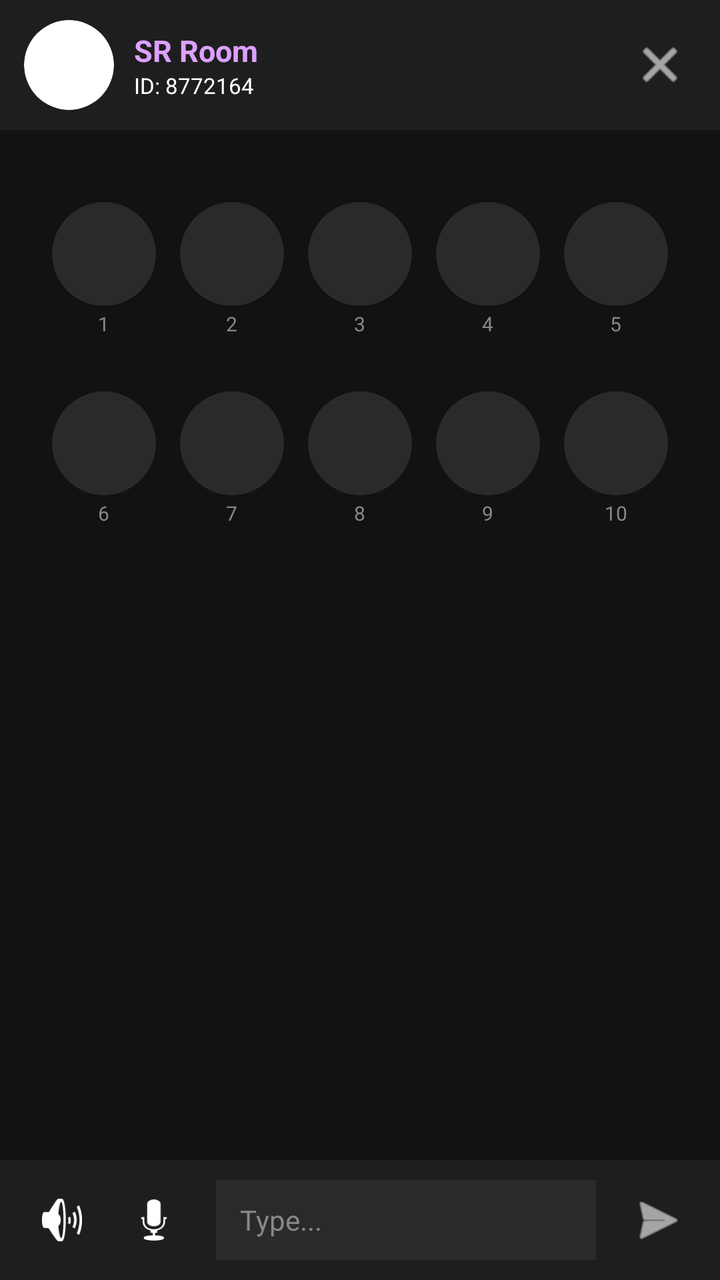
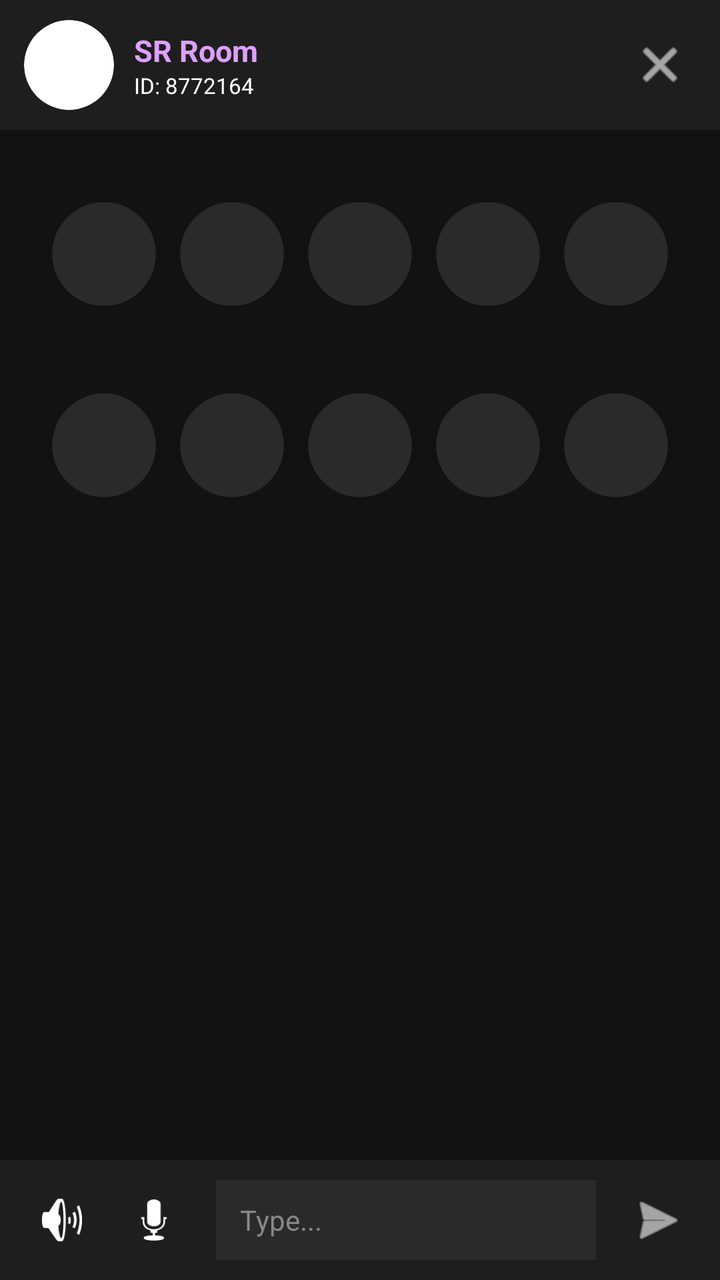

Two renders of the same Android screen: before a commit and after it. Below are the layout's source before the change and the commit's diff.
<!-- AndroidManifest.xml: application theme Theme.AppCompat.DayNight.NoActionBar -->
<!-- res/layout/activity_voice_room.xml -->
<?xml version="1.0" encoding="utf-8"?>
<RelativeLayout xmlns:android="http://schemas.android.com/apk/res/android"
    xmlns:app="http://schemas.android.com/apk/res-auto"
    android:layout_width="match_parent"
    android:layout_height="match_parent"
    android:background="#121212"
    android:id="@+id/rootLayout">

    
    <LinearLayout
        android:id="@+id/topBar"
        android:layout_width="match_parent"
        android:layout_height="65dp"
        android:orientation="horizontal"
        android:gravity="center_vertical"
        android:background="#1E1E1E"
        android:paddingHorizontal="12dp">

        <LinearLayout
            android:id="@+id/headerProfileLayout"
            android:layout_width="wrap_content"
            android:layout_height="wrap_content"
            android:orientation="horizontal"
            android:gravity="center_vertical"
            android:clickable="true"
            android:focusable="true">

            <androidx.cardview.widget.CardView
                android:layout_width="45dp"
                android:layout_height="45dp"
                app:cardCornerRadius="22.5dp"
                app:cardElevation="0dp">
                <ImageView android:id="@+id/ivRoomAvatar"
                    android:layout_width="match_parent"
                    android:layout_height="match_parent"
                    android:scaleType="centerCrop"
                    android:src="@android:drawable/sym_def_app_icon"/>
            </androidx.cardview.widget.CardView>

            <LinearLayout
                android:layout_width="wrap_content"
                android:layout_height="wrap_content"
                android:orientation="vertical"
                android:layout_marginStart="10dp">

                <TextView android:id="@+id/tvRoomName"
                    android:layout_width="wrap_content"
                    android:layout_height="wrap_content"
                    android:text="SR Room"
                    android:textColor="#DDA0FF"
                    android:textStyle="bold"
                    android:textSize="15sp"/>

                <TextView android:id="@+id/tvRoomIds"
                    android:layout_width="wrap_content"
                    android:layout_height="wrap_content"
                    android:text="ID: 8772164"
                    android:textColor="#FFFFFF"
                    android:textSize="11sp"/>
            </LinearLayout>
        </LinearLayout>

        <View
            android:layout_width="0dp"
            android:layout_height="0dp"
            android:layout_weight="1"/>

        <ImageView android:id="@+id/ivHomeSettings"
            android:layout_width="36dp"
            android:layout_height="36dp"
            android:src="@android:drawable/ic_menu_close_clear_cancel"
            android:tint="#FFFFFF"
            android:padding="4dp"/>
    </LinearLayout>

    
    <LinearLayout
        android:id="@+id/seatsContainer"
        android:layout_width="match_parent"
        android:layout_height="wrap_content"
        android:layout_below="@id/topBar"
        android:layout_marginTop="30dp"
        android:orientation="vertical"
        android:gravity="center">

        
        <LinearLayout android:layout_width="match_parent" android:layout_height="wrap_content" android:orientation="horizontal" android:gravity="center">
            
            <LinearLayout android:layout_width="wrap_content" android:layout_height="wrap_content" android:orientation="vertical" android:gravity="center" android:layout_margin="6dp">
                <androidx.cardview.widget.CardView android:layout_width="52dp" android:layout_height="52dp" app:cardCornerRadius="26dp" app:cardBackgroundColor="#2A2A2A" app:cardElevation="0dp">
                    <ImageView android:id="@+id/seat1" android:layout_width="match_parent" android:layout_height="match_parent" android:scaleType="centerCrop"/>
                </androidx.cardview.widget.CardView>
                <TextView android:layout_width="wrap_content" android:layout_height="wrap_content" android:text="1" android:textColor="#888888" android:textSize="10sp" android:layout_marginTop="2dp"/>
            </LinearLayout>

            <LinearLayout android:layout_width="wrap_content" android:layout_height="wrap_content" android:orientation="vertical" android:gravity="center" android:layout_margin="6dp">
                <androidx.cardview.widget.CardView android:layout_width="52dp" android:layout_height="52dp" app:cardCornerRadius="26dp" app:cardBackgroundColor="#2A2A2A" app:cardElevation="0dp">
                    <ImageView android:id="@+id/seat2" android:layout_width="match_parent" android:layout_height="match_parent" android:scaleType="centerCrop"/>
                </androidx.cardview.widget.CardView>
                <TextView android:layout_width="wrap_content" android:layout_height="wrap_content" android:text="2" android:textColor="#888888" android:textSize="10sp" android:layout_marginTop="2dp"/>
            </LinearLayout>

            <LinearLayout android:layout_width="wrap_content" android:layout_height="wrap_content" android:orientation="vertical" android:gravity="center" android:layout_margin="6dp">
                <androidx.cardview.widget.CardView android:layout_width="52dp" android:layout_height="52dp" app:cardCornerRadius="26dp" app:cardBackgroundColor="#2A2A2A" app:cardElevation="0dp">
                    <ImageView android:id="@+id/seat3" android:layout_width="match_parent" android:layout_height="match_parent" android:scaleType="centerCrop"/>
                </androidx.cardview.widget.CardView>
                <TextView android:layout_width="wrap_content" android:layout_height="wrap_content" android:text="3" android:textColor="#888888" android:textSize="10sp" android:layout_marginTop="2dp"/>
            </LinearLayout>

            <LinearLayout android:layout_width="wrap_content" android:layout_height="wrap_content" android:orientation="vertical" android:gravity="center" android:layout_margin="6dp">
                <androidx.cardview.widget.CardView android:layout_width="52dp" android:layout_height="52dp" app:cardCornerRadius="26dp" app:cardBackgroundColor="#2A2A2A" app:cardElevation="0dp">
                    <ImageView android:id="@+id/seat4" android:layout_width="match_parent" android:layout_height="match_parent" android:scaleType="centerCrop"/>
                </androidx.cardview.widget.CardView>
                <TextView android:layout_width="wrap_content" android:layout_height="wrap_content" android:text="4" android:textColor="#888888" android:textSize="10sp" android:layout_marginTop="2dp"/>
            </LinearLayout>

            <LinearLayout android:layout_width="wrap_content" android:layout_height="wrap_content" android:orientation="vertical" android:gravity="center" android:layout_margin="6dp">
                <androidx.cardview.widget.CardView android:layout_width="52dp" android:layout_height="52dp" app:cardCornerRadius="26dp" app:cardBackgroundColor="#2A2A2A" app:cardElevation="0dp">
                    <ImageView android:id="@+id/seat5" android:layout_width="match_parent" android:layout_height="match_parent" android:scaleType="centerCrop"/>
                </androidx.cardview.widget.CardView>
                <TextView android:layout_width="wrap_content" android:layout_height="wrap_content" android:text="5" android:textColor="#888888" android:textSize="10sp" android:layout_marginTop="2dp"/>
            </LinearLayout>
        </LinearLayout>

        
        <LinearLayout android:layout_width="match_parent" android:layout_height="wrap_content" android:orientation="horizontal" android:gravity="center" android:layout_marginTop="15dp">
            
            <LinearLayout android:layout_width="wrap_content" android:layout_height="wrap_content" android:orientation="vertical" android:gravity="center" android:layout_margin="6dp">
                <androidx.cardview.widget.CardView android:layout_width="52dp" android:layout_height="52dp" app:cardCornerRadius="26dp" app:cardBackgroundColor="#2A2A2A" app:cardElevation="0dp">
                    <ImageView android:id="@+id/seat6" android:layout_width="match_parent" android:layout_height="match_parent" android:scaleType="centerCrop"/>
                </androidx.cardview.widget.CardView>
                <TextView android:layout_width="wrap_content" android:layout_height="wrap_content" android:text="6" android:textColor="#888888" android:textSize="10sp" android:layout_marginTop="2dp"/>
            </LinearLayout>

            <LinearLayout android:layout_width="wrap_content" android:layout_height="wrap_content" android:orientation="vertical" android:gravity="center" android:layout_margin="6dp">
                <androidx.cardview.widget.CardView android:layout_width="52dp" android:layout_height="52dp" app:cardCornerRadius="26dp" app:cardBackgroundColor="#2A2A2A" app:cardElevation="0dp">
                    <ImageView android:id="@+id/seat7" android:layout_width="match_parent" android:layout_height="match_parent" android:scaleType="centerCrop"/>
                </androidx.cardview.widget.CardView>
                <TextView android:layout_width="wrap_content" android:layout_height="wrap_content" android:text="7" android:textColor="#888888" android:textSize="10sp" android:layout_marginTop="2dp"/>
            </LinearLayout>

            <LinearLayout android:layout_width="wrap_content" android:layout_height="wrap_content" android:orientation="vertical" android:gravity="center" android:layout_margin="6dp">
                <androidx.cardview.widget.CardView android:layout_width="52dp" android:layout_height="52dp" app:cardCornerRadius="26dp" app:cardBackgroundColor="#2A2A2A" app:cardElevation="0dp">
                    <ImageView android:id="@+id/seat8" android:layout_width="match_parent" android:layout_height="match_parent" android:scaleType="centerCrop"/>
                </androidx.cardview.widget.CardView>
                <TextView android:layout_width="wrap_content" android:layout_height="wrap_content" android:text="8" android:textColor="#888888" android:textSize="10sp" android:layout_marginTop="2dp"/>
            </LinearLayout>

            <LinearLayout android:layout_width="wrap_content" android:layout_height="wrap_content" android:orientation="vertical" android:gravity="center" android:layout_margin="6dp">
                <androidx.cardview.widget.CardView android:layout_width="52dp" android:layout_height="52dp" app:cardCornerRadius="26dp" app:cardBackgroundColor="#2A2A2A" app:cardElevation="0dp">
                    <ImageView android:id="@+id/seat9" android:layout_width="match_parent" android:layout_height="match_parent" android:scaleType="centerCrop"/>
                </androidx.cardview.widget.CardView>
                <TextView android:layout_width="wrap_content" android:layout_height="wrap_content" android:text="9" android:textColor="#888888" android:textSize="10sp" android:layout_marginTop="2dp"/>
            </LinearLayout>

            <LinearLayout android:layout_width="wrap_content" android:layout_height="wrap_content" android:orientation="vertical" android:gravity="center" android:layout_margin="6dp">
                <androidx.cardview.widget.CardView android:layout_width="52dp" android:layout_height="52dp" app:cardCornerRadius="26dp" app:cardBackgroundColor="#2A2A2A" app:cardElevation="0dp">
                    <ImageView android:id="@+id/seat10" android:layout_width="match_parent" android:layout_height="match_parent" android:scaleType="centerCrop"/>
                </androidx.cardview.widget.CardView>
                <TextView android:layout_width="wrap_content" android:layout_height="wrap_content" android:text="10" android:textColor="#888888" android:textSize="10sp" android:layout_marginTop="2dp"/>
            </LinearLayout>
        </LinearLayout>
    </LinearLayout>

    
    <TextView android:id="@+id/tvEntryLog"
        android:layout_width="wrap_content"
        android:layout_height="wrap_content"
        android:layout_below="@id/seatsContainer"
        android:layout_centerHorizontal="true"
        android:layout_marginTop="15dp"
        android:textColor="#90EE90"
        android:textSize="12sp"
        android:padding="4dp"/>

    
    <LinearLayout
        android:id="@+id/bottomBar"
        android:layout_width="match_parent"
        android:layout_height="60dp"
        android:layout_alignParentBottom="true"
        android:orientation="horizontal"
        android:gravity="center_vertical"
        android:background="#1E1E1E"
        android:paddingHorizontal="16dp">

        <ImageView android:id="@+id/ivMute"
            android:layout_width="30dp"
            android:layout_height="30dp"
            android:src="@android:drawable/ic_lock_silent_mode_off"
            android:tint="#FFFFFF"
            android:layout_marginEnd="16dp"
            android:clickable="true"
            android:focusable="true"/>

        <ImageView android:id="@+id/ivMic"
            android:layout_width="30dp"
            android:layout_height="30dp"
            android:src="@android:drawable/ic_btn_speak_now"
            android:tint="#FFFFFF"
            android:layout_marginEnd="16dp"
            android:clickable="true"
            android:focusable="true"/>

        <EditText android:id="@+id/etChatInput"
            android:layout_width="0dp"
            android:layout_height="40dp"
            android:layout_weight="1"
            android:background="#2A2A2A"
            android:gravity="center_vertical"
            android:paddingStart="12dp"
            android:hint="Type..."
            android:textColorHint="#888888"
            android:textColor="#FFFFFF"
            android:textSize="14sp"/>

        <ImageView android:id="@+id/ivSendChat"
            android:layout_width="30dp"
            android:layout_height="30dp"
            android:src="@android:drawable/ic_menu_send"
            android:tint="#FFFFFF"
            android:layout_marginStart="16dp"
            android:clickable="true"
            android:focusable="true"/>
    </LinearLayout>

</RelativeLayout>
<!-- resources referenced by this layout -->
<resources>

</resources>

<!-- the commit's change to res/layout/activity_voice_room.xml (unified diff, before → after) -->
@@ -86,92 +86,104 @@
         
         <LinearLayout android:layout_width="match_parent" android:layout_height="wrap_content" android:orientation="horizontal" android:gravity="center">
             
+            
             <LinearLayout android:layout_width="wrap_content" android:layout_height="wrap_content" android:orientation="vertical" android:gravity="center" android:layout_margin="6dp">
                 <androidx.cardview.widget.CardView android:layout_width="52dp" android:layout_height="52dp" app:cardCornerRadius="26dp" app:cardBackgroundColor="#2A2A2A" app:cardElevation="0dp">
                     <ImageView android:id="@+id/seat1" android:layout_width="match_parent" android:layout_height="match_parent" android:scaleType="centerCrop"/>
                 </androidx.cardview.widget.CardView>
-                <TextView android:layout_width="wrap_content" android:layout_height="wrap_content" android:text="1" android:textColor="#888888" android:textSize="10sp" android:layout_marginTop="2dp"/>
-            </LinearLayout>
-
+                <TextView android:id="@+id/tvName1" android:layout_width="wrap_content" android:layout_height="wrap_content" android:text="" android:textColor="#DDA0FF" android:textSize="11sp" android:layout_marginTop="2dp" android:maxLines="1"/>
+            </LinearLayout>
+
+            
             <LinearLayout android:layout_width="wrap_content" android:layout_height="wrap_content" android:orientation="vertical" android:gravity="center" android:layout_margin="6dp">
                 <androidx.cardview.widget.CardView android:layout_width="52dp" android:layout_height="52dp" app:cardCornerRadius="26dp" app:cardBackgroundColor="#2A2A2A" app:cardElevation="0dp">
                     <ImageView android:id="@+id/seat2" android:layout_width="match_parent" android:layout_height="match_parent" android:scaleType="centerCrop"/>
                 </androidx.cardview.widget.CardView>
-                <TextView android:layout_width="wrap_content" android:layout_height="wrap_content" android:text="2" android:textColor="#888888" android:textSize="10sp" android:layout_marginTop="2dp"/>
-            </LinearLayout>
-
+                <TextView android:id="@+id/tvName2" android:layout_width="wrap_content" android:layout_height="wrap_content" android:text="" android:textColor="#DDA0FF" android:textSize="11sp" android:layout_marginTop="2dp" android:maxLines="1"/>
+            </LinearLayout>
+
+            
             <LinearLayout android:layout_width="wrap_content" android:layout_height="wrap_content" android:orientation="vertical" android:gravity="center" android:layout_margin="6dp">
                 <androidx.cardview.widget.CardView android:layout_width="52dp" android:layout_height="52dp" app:cardCornerRadius="26dp" app:cardBackgroundColor="#2A2A2A" app:cardElevation="0dp">
                     <ImageView android:id="@+id/seat3" android:layout_width="match_parent" android:layout_height="match_parent" android:scaleType="centerCrop"/>
                 </androidx.cardview.widget.CardView>
-                <TextView android:layout_width="wrap_content" android:layout_height="wrap_content" android:text="3" android:textColor="#888888" android:textSize="10sp" android:layout_marginTop="2dp"/>
-            </LinearLayout>
-
+                <TextView android:id="@+id/tvName3" android:layout_width="wrap_content" android:layout_height="wrap_content" android:text="" android:textColor="#DDA0FF" android:textSize="11sp" android:layout_marginTop="2dp" android:maxLines="1"/>
+            </LinearLayout>
+
+            
             <LinearLayout android:layout_width="wrap_content" android:layout_height="wrap_content" android:orientation="vertical" android:gravity="center" android:layout_margin="6dp">
                 <androidx.cardview.widget.CardView android:layout_width="52dp" android:layout_height="52dp" app:cardCornerRadius="26dp" app:cardBackgroundColor="#2A2A2A" app:cardElevation="0dp">
                     <ImageView android:id="@+id/seat4" android:layout_width="match_parent" android:layout_height="match_parent" android:scaleType="centerCrop"/>
                 </androidx.cardview.widget.CardView>
-                <TextView android:layout_width="wrap_content" android:layout_height="wrap_content" android:text="4" android:textColor="#888888" android:textSize="10sp" android:layout_marginTop="2dp"/>
-            </LinearLayout>
-
+                <TextView android:id="@+id/tvName4" android:layout_width="wrap_content" android:layout_height="wrap_content" android:text="" android:textColor="#DDA0FF" android:textSize="11sp" android:layout_marginTop="2dp" android:maxLines="1"/>
+            </LinearLayout>
+
+            
             <LinearLayout android:layout_width="wrap_content" android:layout_height="wrap_content" android:orientation="vertical" android:gravity="center" android:layout_margin="6dp">
                 <androidx.cardview.widget.CardView android:layout_width="52dp" android:layout_height="52dp" app:cardCornerRadius="26dp" app:cardBackgroundColor="#2A2A2A" app:cardElevation="0dp">
                     <ImageView android:id="@+id/seat5" android:layout_width="match_parent" android:layout_height="match_parent" android:scaleType="centerCrop"/>
                 </androidx.cardview.widget.CardView>
-                <TextView android:layout_width="wrap_content" android:layout_height="wrap_content" android:text="5" android:textColor="#888888" android:textSize="10sp" android:layout_marginTop="2dp"/>
+                <TextView android:id="@+id/tvName5" android:layout_width="wrap_content" android:layout_height="wrap_content" android:text="" android:textColor="#DDA0FF" android:textSize="11sp" android:layout_marginTop="2dp" android:maxLines="1"/>
             </LinearLayout>
         </LinearLayout>
 
         
         <LinearLayout android:layout_width="match_parent" android:layout_height="wrap_content" android:orientation="horizontal" android:gravity="center" android:layout_marginTop="15dp">
             
+            
             <LinearLayout android:layout_width="wrap_content" android:layout_height="wrap_content" android:orientation="vertical" android:gravity="center" android:layout_margin="6dp">
                 <androidx.cardview.widget.CardView android:layout_width="52dp" android:layout_height="52dp" app:cardCornerRadius="26dp" app:cardBackgroundColor="#2A2A2A" app:cardElevation="0dp">
                     <ImageView android:id="@+id/seat6" android:layout_width="match_parent" android:layout_height="match_parent" android:scaleType="centerCrop"/>
                 </androidx.cardview.widget.CardView>
-                <TextView android:layout_width="wrap_content" android:layout_height="wrap_content" android:text="6" android:textColor="#888888" android:textSize="10sp" android:layout_marginTop="2dp"/>
-            </LinearLayout>
-
+                <TextView android:id="@+id/tvName6" android:layout_width="wrap_content" android:layout_height="wrap_content" android:text="" android:textColor="#DDA0FF" android:textSize="11sp" android:layout_marginTop="2dp" android:maxLines="1"/>
+            </LinearLayout>
+
+            
             <LinearLayout android:layout_width="wrap_content" android:layout_height="wrap_content" android:orientation="vertical" android:gravity="center" android:layout_margin="6dp">
                 <androidx.cardview.widget.CardView android:layout_width="52dp" android:layout_height="52dp" app:cardCornerRadius="26dp" app:cardBackgroundColor="#2A2A2A" app:cardElevation="0dp">
                     <ImageView android:id="@+id/seat7" android:layout_width="match_parent" android:layout_height="match_parent" android:scaleType="centerCrop"/>
                 </androidx.cardview.widget.CardView>
-                <TextView android:layout_width="wrap_content" android:layout_height="wrap_content" android:text="7" android:textColor="#888888" android:textSize="10sp" android:layout_marginTop="2dp"/>
-            </LinearLayout>
-
+                <TextView android:id="@+id/tvName7" android:layout_width="wrap_content" android:layout_height="wrap_content" android:text="" android:textColor="#DDA0FF" android:textSize="11sp" android:layout_marginTop="2dp" android:maxLines="1"/>
+            </LinearLayout>
+
+            
             <LinearLayout android:layout_width="wrap_content" android:layout_height="wrap_content" android:orientation="vertical" android:gravity="center" android:layout_margin="6dp">
                 <androidx.cardview.widget.CardView android:layout_width="52dp" android:layout_height="52dp" app:cardCornerRadius="26dp" app:cardBackgroundColor="#2A2A2A" app:cardElevation="0dp">
                     <ImageView android:id="@+id/seat8" android:layout_width="match_parent" android:layout_height="match_parent" android:scaleType="centerCrop"/>
                 </androidx.cardview.widget.CardView>
-                <TextView android:layout_width="wrap_content" android:layout_height="wrap_content" android:text="8" android:textColor="#888888" android:textSize="10sp" android:layout_marginTop="2dp"/>
-            </LinearLayout>
-
+                <TextView android:id="@+id/tvName8" android:layout_width="wrap_content" android:layout_height="wrap_content" android:text="" android:textColor="#DDA0FF" android:textSize="11sp" android:layout_marginTop="2dp" android:maxLines="1"/>
+            </LinearLayout>
+
+            
             <LinearLayout android:layout_width="wrap_content" android:layout_height="wrap_content" android:orientation="vertical" android:gravity="center" android:layout_margin="6dp">
                 <androidx.cardview.widget.CardView android:layout_width="52dp" android:layout_height="52dp" app:cardCornerRadius="26dp" app:cardBackgroundColor="#2A2A2A" app:cardElevation="0dp">
                     <ImageView android:id="@+id/seat9" android:layout_width="match_parent" android:layout_height="match_parent" android:scaleType="centerCrop"/>
                 </androidx.cardview.widget.CardView>
-                <TextView android:layout_width="wrap_content" android:layout_height="wrap_content" android:text="9" android:textColor="#888888" android:textSize="10sp" android:layout_marginTop="2dp"/>
-            </LinearLayout>
-
+                <TextView android:id="@+id/tvName9" android:layout_width="wrap_content" android:layout_height="wrap_content" android:text="" android:textColor="#DDA0FF" android:textSize="11sp" android:layout_marginTop="2dp" android:maxLines="1"/>
+            </LinearLayout>
+
+            
             <LinearLayout android:layout_width="wrap_content" android:layout_height="wrap_content" android:orientation="vertical" android:gravity="center" android:layout_margin="6dp">
                 <androidx.cardview.widget.CardView android:layout_width="52dp" android:layout_height="52dp" app:cardCornerRadius="26dp" app:cardBackgroundColor="#2A2A2A" app:cardElevation="0dp">
                     <ImageView android:id="@+id/seat10" android:layout_width="match_parent" android:layout_height="match_parent" android:scaleType="centerCrop"/>
                 </androidx.cardview.widget.CardView>
-                <TextView android:layout_width="wrap_content" android:layout_height="wrap_content" android:text="10" android:textColor="#888888" android:textSize="10sp" android:layout_marginTop="2dp"/>
+                <TextView android:id="@+id/tvName10" android:layout_width="wrap_content" android:layout_height="wrap_content" android:text="" android:textColor="#DDA0FF" android:textSize="11sp" android:layout_marginTop="2dp" android:maxLines="1"/>
             </LinearLayout>
         </LinearLayout>
     </LinearLayout>
 
     
-    <TextView android:id="@+id/tvEntryLog"
-        android:layout_width="wrap_content"
+    <TextView android:id="@+id/tvChatDisplay"
+        android:layout_width="match_parent"
         android:layout_height="wrap_content"
         android:layout_below="@id/seatsContainer"
-        android:layout_centerHorizontal="true"
+        android:layout_marginHorizontal="20dp"
         android:layout_marginTop="15dp"
+        android:gravity="center"
         android:textColor="#90EE90"
-        android:textSize="12sp"
-        android:padding="4dp"/>
+        android:textSize="13sp"
+        android:textStyle="bold"
+        android:padding="6dp"/>
 
     
     <LinearLayout
